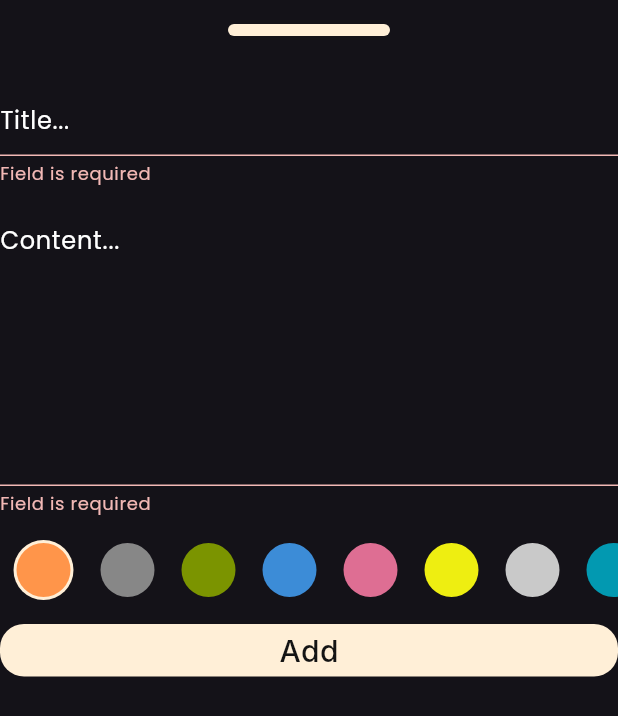
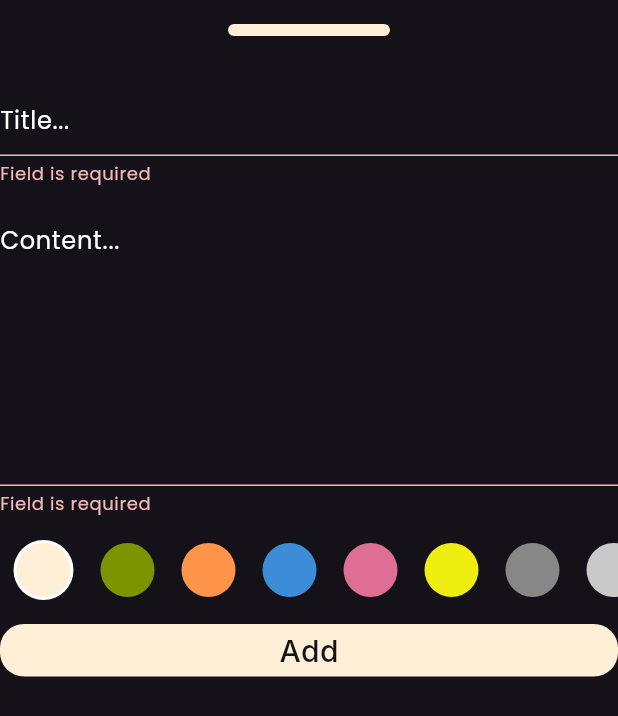
Before and after one commit to ahmedzahran001/notes_app, a Flutter app: the AddNoteForm widget shown alone on an empty page, opened directly, after a tap on "Add", on a phone screen of 412 x 824 dp. Shown: the top 716 px of the screen. Run offline on Flutter 3.47's test engine with Material 3 defaults, Android fonts, the phone set to English and light mode, and no system bars; our stand-ins replace bloc, flutter_bloc, font_awesome_flutter, hive, hive_flutter; accounts and stored records are empty; Roboto replaces fonts that are missing (Inter).

Commit message:
fix problems ( colors )

```diff
--- a/lib/cubits/add_note_cubit/add_note_cubit.dart
+++ b/lib/cubits/add_note_cubit/add_note_cubit.dart
@@ -1,23 +1,27 @@
 import 'package:NoteApp/constants.dart';
 import 'package:NoteApp/models/note_model.dart';
 import 'package:bloc/bloc.dart';
+import 'package:flutter/material.dart';
 import 'package:hive_flutter/hive_flutter.dart';
-import 'package:meta/meta.dart';
 
 part 'add_note_state.dart';
 
 class AddNoteCubit extends Cubit<AddNoteState> {
   AddNoteCubit() : super(AddNoteInitial());
 
+  Color color =  Color(0xFFFFEFD7);
+
   addNote(NoteModel note) async {
+    note.color = color.toARGB32();
     emit(AddNoteLoading());
     try {
       var notesBox = Hive.box<NoteModel>(kNotesBox);
       await notesBox.add(note);
       emit(AddNoteSuccess());
     } catch (e) {
-      emit(AddNoteFailure(e.toString()));
-
+      emit(
+        AddNoteFailure(e.toString()),
+      );
     }
   }
 }
--- a/lib/main.dart
+++ b/lib/main.dart
@@ -25,7 +25,7 @@ class NotesApp extends StatelessWidget {
       create: (context) => NotesCubit(),
       child: MaterialApp(
         debugShowCheckedModeBanner: false,
-        theme: ThemeData(brightness: Brightness.dark, fontFamily: 'Poppins'),
+        theme: ThemeData(brightness: Brightness.dark, fontFamily: 'Poppins',),
         home: const NotesView(),
       ),
     );
--- a/lib/views/notes_view.dart
+++ b/lib/views/notes_view.dart
@@ -1,8 +1,6 @@
-import 'package:NoteApp/cubits/notes_cubit/notes_cubit.dart';
 import 'package:NoteApp/views/widgets/add_note_bottom_sheet.dart';
 import 'package:NoteApp/views/widgets/notes_view_body.dart';
 import 'package:flutter/material.dart';
-import 'package:flutter_bloc/flutter_bloc.dart';
 
 class NotesView extends StatelessWidget {
   const NotesView({super.key});
--- a/lib/views/widgets/add_note_form.dart
+++ b/lib/views/widgets/add_note_form.dart
@@ -33,7 +33,7 @@ class _AddNoteFormState extends State<AddNoteForm> {
             height: 8,
             clipBehavior: Clip.antiAlias,
             decoration: ShapeDecoration(
-              color: const Color(0xFFFFEFD7),
+              color:  Color(0xFFFFEFD7),
               shape: RoundedRectangleBorder(
                 borderRadius: BorderRadius.circular(20),
               ),
@@ -55,7 +55,7 @@ class _AddNoteFormState extends State<AddNoteForm> {
             maxLines: 7,
           ),
           const SizedBox(height: 16),
-          const ColorsListView(),
+          ColorsListView(),
           const SizedBox(height: 16),
 
           // Spacer(),
@@ -73,7 +73,7 @@ class _AddNoteFormState extends State<AddNoteForm> {
                         title: title!,
                         subTitle: subTitle!,
                         date: formatedCurrentDate,
-                        color: const Color(0xFFFFEFD7).toARGB32());
+                        color:  Color(0xFFFFEFD7).toARGB32());
                     BlocProvider.of<AddNoteCubit>(context).addNote(noteModel);
                   } else {
                     autovalidateMode = AutovalidateMode.always;
--- a/lib/views/widgets/colors_list_view.dart
+++ b/lib/views/widgets/colors_list_view.dart
@@ -1,4 +1,6 @@
+import 'package:NoteApp/cubits/add_note_cubit/add_note_cubit.dart';
 import 'package:flutter/material.dart';
+import 'package:flutter_bloc/flutter_bloc.dart';
 
 class ColorItem extends StatelessWidget {
   const ColorItem({super.key, required this.isActive, required this.color});
@@ -9,7 +11,7 @@ class ColorItem extends StatelessWidget {
     return isActive
         ? CircleAvatar(
             radius: 20,
-            backgroundColor: Color(0xFFFFEFD7),
+            backgroundColor: Color(0xFFFFFFFF),
             child: CircleAvatar(
               radius: 18,
               backgroundColor: color,
@@ -32,12 +34,13 @@ class ColorsListView extends StatefulWidget {
 class _ColorsListViewState extends State<ColorsListView> {
   int currentIndex = 0;
   List<Color> colors = [
+    const Color(0xFFFFEFD7),
+    const Color(0xFF7B9400),
     const Color(0xFFFF954A),
-    const Color(0xFF878787),
-    const Color(0xFF7B9400),
     const Color(0xFF3C8CD7),
     const Color(0xFFDE6E93),
     const Color(0xFFEEEE11),
+    const Color(0xFF878787),
     const Color(0xFFC9C9C9),
     const Color(0xFF0299B1),
     const Color(0xFF8E8E0B),
@@ -55,6 +58,7 @@ class _ColorsListViewState extends State<ColorsListView> {
             child: GestureDetector(
               onTap: () {
                 currentIndex = index;
+                BlocProvider.of<AddNoteCubit>(context).color = colors[index];
                 setState(() {});
               },
               child: ColorItem(
--- a/lib/views/widgets/custom_note_item.dart
+++ b/lib/views/widgets/custom_note_item.dart
@@ -27,7 +27,7 @@ class NoteItem extends StatelessWidget {
       child: Container(
         padding: EdgeInsets.only(bottom: 16, top: 24, left: 16, right: 8),
         decoration: BoxDecoration(
-          color: const Color(0xFFFFEFD7),
+          color:  Color(note.color),
           // لو عايز استقبل اللون هحط جوا قوسين الكولور بدل كود اللون هيبقى note.color
           borderRadius: BorderRadius.circular(20),
         ),
```
Also changed, not shown: lib/cubits/add_note_cubit/add_note_state.dart (line endings or trailing spaces).
